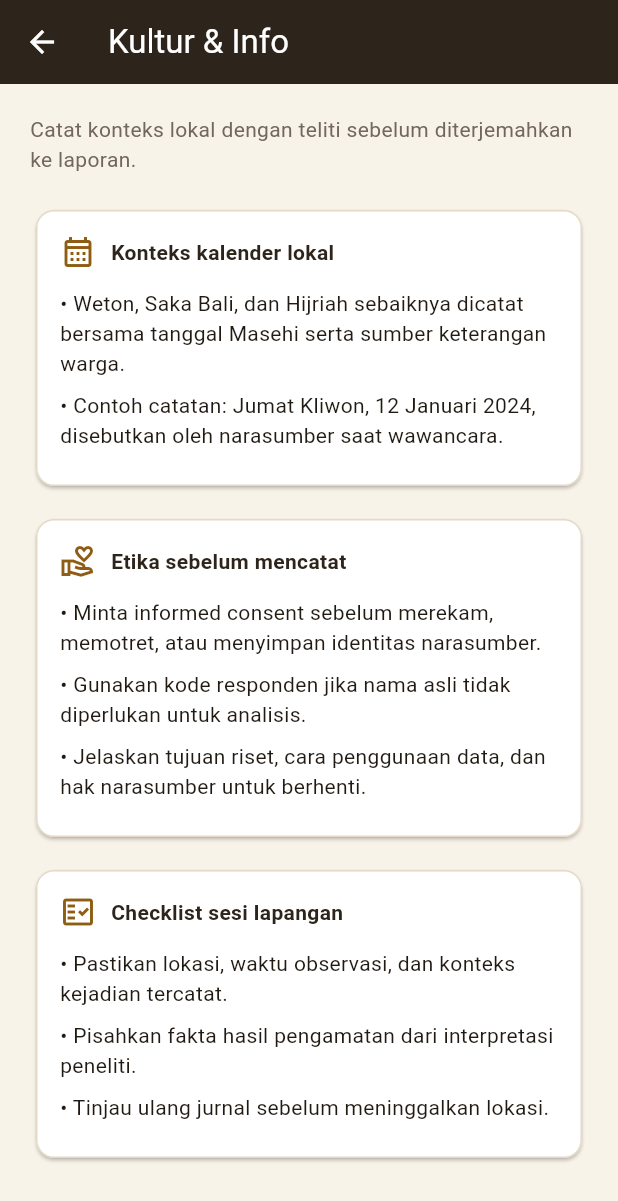
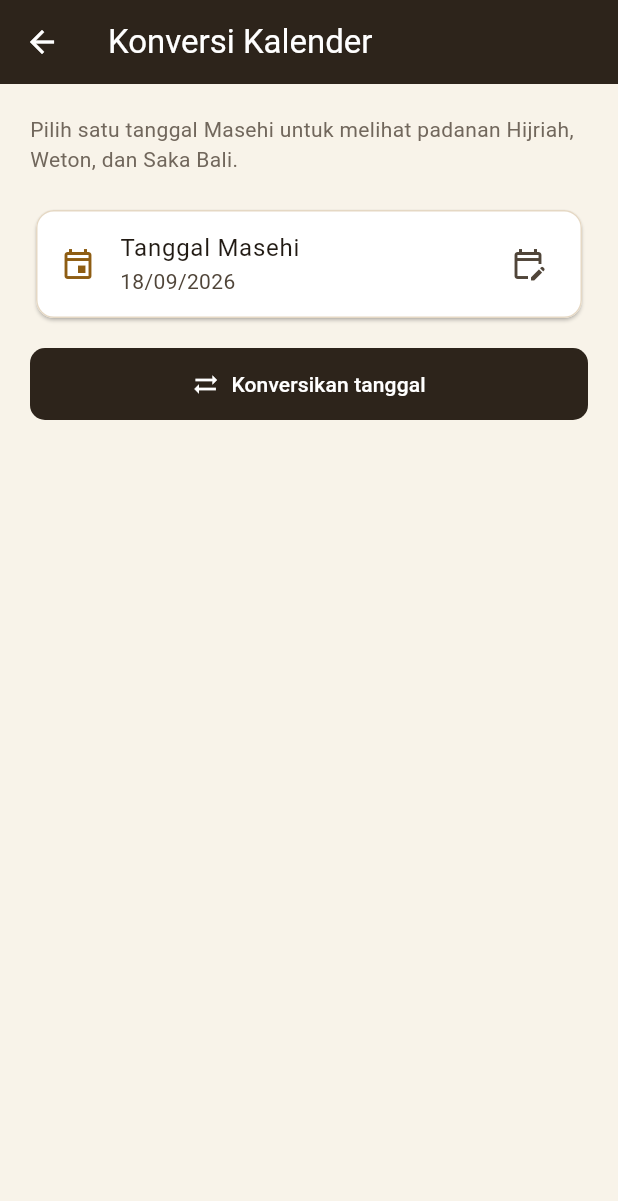
Before and after one commit to Dean897/Numb.er, a Flutter app: the CultureInfoPage screen opened directly, on a phone screen of 412 x 824 dp. Shown: the top 1201 px of the screen. Run offline on Flutter 3.47's test engine with Material 3 defaults, Android fonts, the phone set to English and light mode, and no system bars.

Commit message:
Memperbaiki menu konversi kalender

```diff
--- a/lib/pages/culture_info_page.dart
+++ b/lib/pages/culture_info_page.dart
@@ -1,97 +1,231 @@
 import 'package:flutter/material.dart';
 
-class CultureInfoPage extends StatelessWidget {
+class CultureInfoPage extends StatefulWidget {
   const CultureInfoPage({super.key});
 
   @override
+  State<CultureInfoPage> createState() => _CultureInfoPageState();
+}
+
+class _CultureInfoPageState extends State<CultureInfoPage> {
+  DateTime _selectedDate = DateTime.now();
+  DateTime? _convertedDate;
+
+  Future<void> _pickDate() async {
+    final picked = await showDatePicker(
+      context: context,
+      firstDate: DateTime(1900),
+      lastDate: DateTime(2100),
+      initialDate: _selectedDate,
+    );
+    if (picked == null) return;
+    setState(() {
+      _selectedDate = picked;
+      _convertedDate = null;
+    });
+  }
+
+  void _convert() {
+    setState(() => _convertedDate = _selectedDate);
+  }
+
+  @override
   Widget build(BuildContext context) {
+    final convertedDate = _convertedDate;
     return Scaffold(
-      appBar: AppBar(title: const Text('Kultur & Info')),
+      appBar: AppBar(title: const Text('Konversi Kalender')),
       body: ListView(
         padding: const EdgeInsets.all(20),
         children: [
           const Text(
-            'Catat konteks lokal dengan teliti sebelum diterjemahkan ke laporan.',
+            'Pilih satu tanggal Masehi untuk melihat padanan Hijriah, Weton, dan Saka Bali.',
             style: TextStyle(color: Color(0xFF71675C)),
           ),
           const SizedBox(height: 20),
-          _InfoSection(
-            icon: Icons.calendar_month_outlined,
-            title: 'Konteks kalender lokal',
-            children: const [
-              'Weton, Saka Bali, dan Hijriah sebaiknya dicatat bersama tanggal Masehi serta sumber keterangan warga.',
-              'Contoh catatan: Jumat Kliwon, 12 Januari 2024, disebutkan oleh narasumber saat wawancara.',
-            ],
+          Card(
+            child: ListTile(
+              leading: const Icon(
+                Icons.event_outlined,
+                color: Color(0xFF8E5D13),
+              ),
+              title: const Text('Tanggal Masehi'),
+              subtitle: Text(_formatDate(_selectedDate)),
+              trailing: const Icon(Icons.edit_calendar_outlined),
+              onTap: _pickDate,
+            ),
           ),
-          const SizedBox(height: 14),
-          _InfoSection(
-            icon: Icons.volunteer_activism_outlined,
-            title: 'Etika sebelum mencatat',
-            children: const [
-              'Minta informed consent sebelum merekam, memotret, atau menyimpan identitas narasumber.',
-              'Gunakan kode responden jika nama asli tidak diperlukan untuk analisis.',
-              'Jelaskan tujuan riset, cara penggunaan data, dan hak narasumber untuk berhenti.',
-            ],
+          const SizedBox(height: 16),
+          FilledButton.icon(
+            onPressed: _convert,
+            icon: const Icon(Icons.sync_alt),
+            label: const Text('Konversikan tanggal'),
           ),
-          const SizedBox(height: 14),
-          _InfoSection(
-            icon: Icons.fact_check_outlined,
-            title: 'Checklist sesi lapangan',
-            children: const [
-              'Pastikan lokasi, waktu observasi, dan konteks kejadian tercatat.',
-              'Pisahkan fakta hasil pengamatan dari interpretasi peneliti.',
-              'Tinjau ulang jurnal sebelum meninggalkan lokasi.',
-            ],
-          ),
+          if (convertedDate != null) ...[
+            const SizedBox(height: 24),
+            _ResultCard(
+              icon: Icons.mosque_outlined,
+              title: 'Kalender Hijriah',
+              value: _hijriDate(convertedDate),
+            ),
+            _ResultCard(
+              icon: Icons.calendar_view_week_outlined,
+              title: 'Weton Jawa',
+              value: _wetonDate(convertedDate),
+            ),
+            _ResultCard(
+              icon: Icons.temple_hindu_outlined,
+              title: 'Saka Bali',
+              value: _sakaBaliDate(convertedDate),
+            ),
+            const SizedBox(height: 8),
+            const Text(
+              'Catatan: tanggal Hijriah dapat berbeda satu hari berdasarkan metode rukyat atau hisab. Tahun Saka Bali dihitung berdasarkan pergantian Nyepi.',
+              style: TextStyle(fontSize: 12, color: Color(0xFF71675C)),
+            ),
+          ],
         ],
       ),
     );
   }
 }
 
-class _InfoSection extends StatelessWidget {
-  const _InfoSection({
+String _formatDate(DateTime date) {
+  return '${date.day.toString().padLeft(2, '0')}/'
+      '${date.month.toString().padLeft(2, '0')}/${date.year}';
+}
+
+String _hijriDate(DateTime date) {
+  final hijri = _toHijri(date);
+  const months = [
+    'Muharram',
+    'Safar',
+    'Rabiul Awal',
+    'Rabiul Akhir',
+    'Jumadil Awal',
+    'Jumadil Akhir',
+    'Rajab',
+    'Syaban',
+    'Ramadan',
+    'Syawal',
+    'Zulkaidah',
+    'Zulhijah',
+  ];
+  return '${hijri.day} ${months[hijri.month - 1]} ${hijri.year} H';
+}
+
+String _wetonDate(DateTime date) {
+  const pasaran = ['Legi', 'Pahing', 'Pon', 'Wage', 'Kliwon'];
+  const weekdays = [
+    'Senin',
+    'Selasa',
+    'Rabu',
+    'Kamis',
+    'Jumat',
+    'Sabtu',
+    'Minggu',
+  ];
+  final daysFromReference = date.difference(DateTime(2024, 1, 1)).inDays;
+  final pasaranIndex = (daysFromReference + 3) % 5;
+  final safePasaranIndex = pasaranIndex < 0 ? pasaranIndex + 5 : pasaranIndex;
+  return '${weekdays[date.weekday - 1]} ${pasaran[safePasaranIndex]}';
+}
+
+String _sakaBaliDate(DateTime date) {
+  final nyepi = _nyepiDate(date.year);
+  final sakaYear = date.isBefore(nyepi) ? date.year - 79 : date.year - 78;
+  return '${date.day} ${_balineseMonth(date.month)} $sakaYear Saka';
+}
+
+DateTime _nyepiDate(int year) {
+  const nyepiDates = <int, int>{
+    2024: 11,
+    2025: 29,
+    2026: 19,
+    2027: 8,
+    2028: 26,
+    2029: 15,
+    2030: 5,
+  };
+  return DateTime(year, 3, nyepiDates[year] ?? 21);
+}
+
+String _balineseMonth(int month) {
+  const months = [
+    'Kasa',
+    'Karo',
+    'Katiga',
+    'Kapat',
+    'Kalima',
+    'Kanem',
+    'Kapitu',
+    'Kawolu',
+    'Kasanga',
+    'Kadasa',
+    'Desta',
+    'Sada',
+  ];
+  return months[month - 1];
+}
+
+_HijriDate _toHijri(DateTime date) {
+  final julianDay = _julianDay(date.year, date.month, date.day);
+  var l = julianDay - 1_948_440 + 10_632;
+  final n = ((l - 1) / 10_631).floor();
+  l = l - 10_631 * n + 354;
+  final j =
+      (((10_985 - l) / 5_316).floor() * ((50 * l) / 17_719).floor()) +
+      ((l / 5_670).floor() * ((43 * l) / 15_238).floor());
+  l =
+      l -
+      (((30 - j) / 15).floor() * ((17_719 * j) / 50).floor()) -
+      ((j / 16).floor() * ((15_238 * j) / 43).floor()) +
+      29;
+  final month = ((24 * l) / 709).floor();
+  final day = l - ((709 * month) / 24).floor();
+  final year = 30 * n + j - 30;
+  return _HijriDate(year, month, day);
+}
+
+int _julianDay(int year, int month, int day) {
+  final a = ((14 - month) / 12).floor();
+  final y = year + 4_800 - a;
+  final m = month + 12 * a - 3;
+  return day +
+      ((153 * m + 2) / 5).floor() +
+      365 * y +
+      (y / 4).floor() -
+      (y / 100).floor() +
+      (y / 400).floor() -
+      32_045;
+}
+
+class _HijriDate {
+  const _HijriDate(this.year, this.month, this.day);
+
+  final int year;
+  final int month;
+  final int day;
+}
+
+class _ResultCard extends StatelessWidget {
+  const _ResultCard({
     required this.icon,
     required this.title,
-    required this.children,
+    required this.value,
   });
 
   final IconData icon;
   final String title;
-  final List<String> children;
+  final String value;
 
   @override
   Widget build(BuildContext context) {
     return Card(
-      child: Padding(
-        padding: const EdgeInsets.all(16),
-        child: Column(
-          crossAxisAlignment: CrossAxisAlignment.start,
-          children: [
-            Row(
-              children: [
-                Icon(icon, color: const Color(0xFF8E5D13)),
-                const SizedBox(width: 10),
-                Expanded(
-                  child: Text(
-                    title,
-                    style: const TextStyle(
-                      fontWeight: FontWeight.bold,
-                      color: Color(0xFF2D241B),
-                    ),
-                  ),
-                ),
-              ],
-            ),
-            const SizedBox(height: 12),
-            ...children.map(
-              (text) => Padding(
-                padding: const EdgeInsets.only(bottom: 8),
-                child: Text('• $text'),
-              ),
-            ),
-          ],
-        ),
+      margin: const EdgeInsets.only(bottom: 12),
+      child: ListTile(
+        leading: Icon(icon, color: const Color(0xFF8E5D13)),
+        title: Text(title, style: const TextStyle(fontWeight: FontWeight.bold)),
+        subtitle: Text(value),
       ),
     );
   }
--- a/lib/pages/main_menu_page.dart
+++ b/lib/pages/main_menu_page.dart
@@ -57,8 +57,8 @@ class _MainMenuPageState extends State<MainMenuPage> {
         () => _openPage(const AgeCalculatorPage()),
       ),
       (
-        'Kalender Weton & Saka Bali',
-        'Catat dan pahami konteks kalender budaya lokal.',
+        'Konversi Kalender',
+        'Ubah tanggal Masehi menjadi Hijriah, Weton, dan Saka Bali.',
         Icons.calendar_month_outlined,
         () => _openPage(const CultureInfoPage()),
       ),
```
Also changed, not shown: 1 other file.
